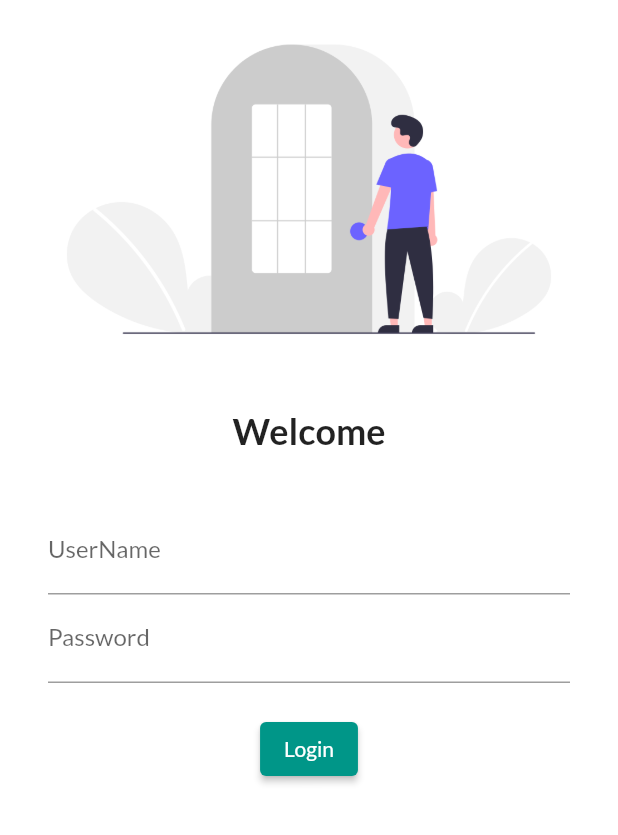
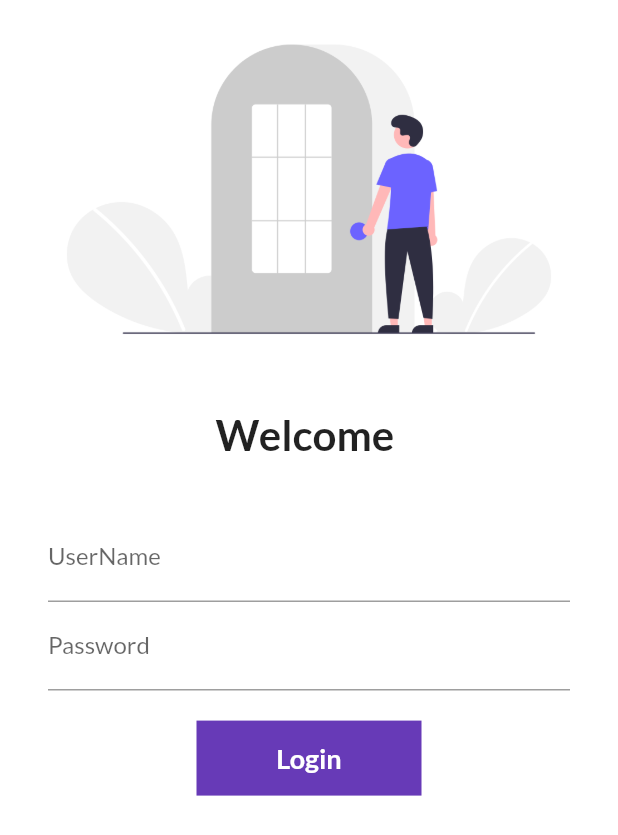
Before and after one commit to Prashant-singla/FlutterCatalog, a Flutter app: the screen it shows after launch, on a phone screen of 412 x 824 dp. Shown: the top 835 px of the screen. Run offline on Flutter 3.47's test engine with Material 2 defaults, Android fonts, the phone set to English and light mode, and no system bars; our stand-ins replace google_fonts.

Commit message:
day6 complete

```diff
--- a/lib/main.dart
+++ b/lib/main.dart
@@ -1,6 +1,7 @@
 import 'package:flutter/material.dart';
 import 'package:flutter_application_1/pages/home_page.dart';
 import 'package:flutter_application_1/pages/login_page.dart';
+import 'package:flutter_application_1/utils/routes.dart';
 import 'package:google_fonts/google_fonts.dart';
 
 void main() {
@@ -17,8 +18,9 @@ class MyApp extends StatelessWidget {
           primarySwatch: Colors.teal,
           fontFamily: GoogleFonts.lato().fontFamily),
       routes: {
-        "/home": (context) => HomePage(),
         "/": (context) => LoginPage(),
+        MyRoutes.homeRoute: (context) => HomePage(),
+        MyRoutes.loginRoute: (context) => LoginPage(),
       },
     );
   }
--- a/lib/pages/login_page.dart
+++ b/lib/pages/login_page.dart
@@ -1,12 +1,24 @@
+// ignore_for_file: prefer_const_constructors
+
 import 'package:flutter/material.dart';
+import 'package:flutter_application_1/utils/routes.dart';
 
-class LoginPage extends StatelessWidget {
+class LoginPage extends StatefulWidget {
   const LoginPage({Key? key}) : super(key: key);
+
+  @override
+  State<LoginPage> createState() => _LoginPageState();
+}
+
+class _LoginPageState extends State<LoginPage> {
+  String name = "";
+  bool changeButton = false;
 
   @override
   Widget build(BuildContext context) {
     return Material(
         color: Colors.white,
+        child: SingleChildScrollView(
           child: Column(
             children: [
               Image.asset(
@@ -17,21 +29,24 @@ class LoginPage extends StatelessWidget {
                 height: 20.0,
               ),
               Text(
-              "Welcome",
-              style: TextStyle(fontSize: 24, fontWeight: FontWeight.bold),
+                "Welcome $name",
+                style: TextStyle(fontSize: 28, fontWeight: FontWeight.bold),
               ),
               SizedBox(
                 height: 20.0,
               ),
               Padding(
-              padding:
-                  const EdgeInsets.symmetric(vertical: 16.0, horizontal: 32.0),
+                padding: const EdgeInsets.symmetric(
+                    vertical: 16.0, horizontal: 32.0),
                 child: Column(
                   children: [
                     TextFormField(
                         decoration: InputDecoration(
                             hintText: "Enter UserName", labelText: "UserName"),
-                  ),
+                        onChanged: (value) {
+                          name = value;
+                          setState(() {});
+                        }),
                     TextFormField(
                       obscureText: true,
                       decoration: InputDecoration(
@@ -40,17 +55,56 @@ class LoginPage extends StatelessWidget {
                     SizedBox(
                       height: 20.0,
                     ),
-                  ElevatedButton(
-                    onPressed: () {
-                      print("Hi Prashant!");
+
+                    InkWell(
+                      onTap: () async {
+                        setState(() {
+                          changeButton = true;
+                        });
+
+                        await Future.delayed(Duration(seconds: 1));
+                        Navigator.pushNamed(context, MyRoutes.homeRoute);
                       },
-                    child: Text("Login"),
-                    style: TextButton.styleFrom(),
+                      child: AnimatedContainer(
+                        duration: Duration(seconds: 1),
+                        width: changeButton ? 50 : 150,
+                        height: 50,
+                        alignment: Alignment.center,
+                        child: changeButton
+                            ? Icon(
+                                Icons.done,
+                                color: Colors.white,
                               )
+                            : Text(
+                                "Login",
+                                style: TextStyle(
+                                    color: Colors.white,
+                                    fontWeight: FontWeight.bold,
+                                    fontSize: 18),
+                              ),
+                        decoration: BoxDecoration(
+                          color: Colors.deepPurple,
+                          shape: changeButton
+                              ? BoxShape.circle
+                              : BoxShape.rectangle,
+                          // borderRadius:
+                          // BorderRadius.circular(changeButton ? 20 : 8)
+                        ),
+                      ),
+                    ),
+
+                    // ElevatedButton(
+                    //   onPressed: () {
+                    //     Navigator.pushNamed(context, MyRoutes.homeRoute);
+                    //   },
+                    //   child: Text("Login"),
+                    //   style: TextButton.styleFrom(minimumSize: Size(150, 40)),
+                    // )
                   ],
                 ),
               )
             ],
+          ),
         ));
   }
 }
--- /dev/null
+++ b/lib/utils/routes.dart
@@ -0,0 +1,4 @@
+class MyRoutes {
+  static String loginRoute = "/login";
+  static String homeRoute = "/home";
+}
```
Lines whose indentation alone changed are shown as unchanged.
